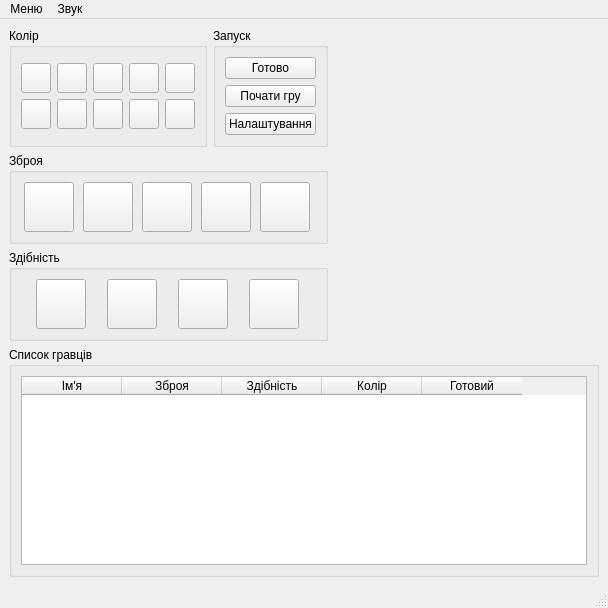
Before: the Qt Designer form client/ui/mainwindow.ui in movavok/SelectionOnline, drawn with Qt 5.
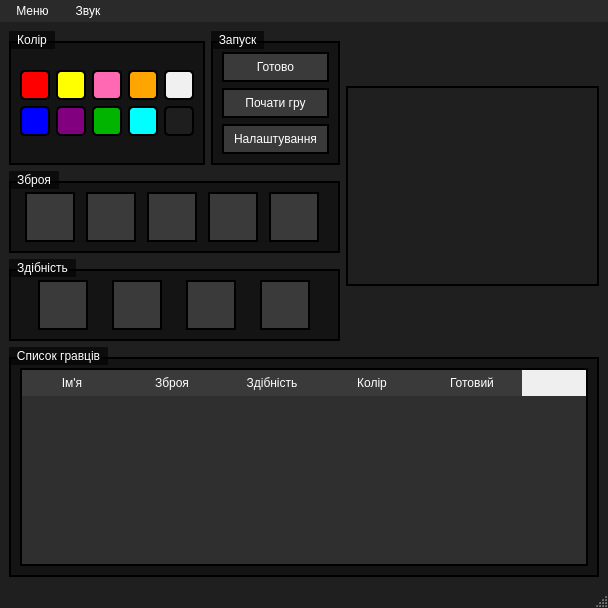
After: the same form once the commit is applied. The open tabs and pages were chosen to show the change. Icons and pictures are not drawn. Custom widgets are drawn as their Qt base class.

Commit message: Add styles for mainwindow widgets in .ui file

Diff of the .ui file:
```diff
--- a/client/ui/mainwindow.ui
+++ b/client/ui/mainwindow.ui
@@ -25,6 +25,368 @@
   <property name="windowTitle">
    <string>MainWindow</string>
   </property>
+  <property name="styleSheet">
+   <string notr="true">
+/* Pixel UI theme (Fixedsys-like) */
+
+/* Global */
+QMainWindow,
+QWidget#centralwidget {
+    background-color: #1f1f1f;
+    color: #ffffff;
+    font-family: Fixedsys, &quot;Lucida Console&quot;, &quot;Courier New&quot;, monospace;
+    font-size: 10pt;
+}
+
+/* Pages */
+#page_startScreen,
+#page_lobbyScreen,
+#page_settingsScreen {
+    background-color: #1f1f1f;
+}
+
+/* Tooltips */
+QToolTip {
+    background-color: rgba(0, 0, 0, 0.85);
+    color: #ffffff;
+    border: 2px solid #ffffff;
+    border-radius: 0;
+    padding: 4px 6px;
+    font-family: Fixedsys, &quot;Lucida Console&quot;, &quot;Courier New&quot;, monospace;
+    font-size: 10pt;
+}
+
+/* QMessageBox / dialogs */
+QMessageBox,
+QDialog {
+    background-color: #3e3e3e;
+    color: #f0f0f0;
+    border: 2px solid #dcdcdc;
+    border-radius: 0;
+    padding: 8px 10px;
+    font-family: Fixedsys, &quot;Lucida Console&quot;, &quot;Courier New&quot;, monospace;
+    font-size: 10pt;
+}
+
+QMessageBox QLabel#qt_msgbox_label {
+    color: #f0f0f0;
+    background: transparent;
+    margin: 6px 0 0 0;
+    qproperty-alignment: AlignCenter;
+}
+
+QMessageBox QLabel#qt_msgboxex_icon_label {
+    min-width: 0px;
+    max-width: 0px;
+    width: 0px;
+    margin: 0;
+    padding: 0;
+}
+
+QMessageBox QDialogButtonBox {
+    qproperty-centerButtons: true;
+    padding-top: 10px;
+}
+
+QMessageBox QPushButton,
+QDialog QPushButton {
+    background-color: #5a5a5a;
+    border: 2px solid #1e1e1e;
+    border-radius: 0;
+    padding: 6px 12px;
+    color: #ffffff;
+    font-family: Fixedsys, &quot;Lucida Console&quot;, &quot;Courier New&quot;, monospace;
+    font-size: 10pt;
+}
+QMessageBox QPushButton:hover,
+QDialog QPushButton:hover {
+    background-color: #6a6a6a;
+}
+QMessageBox QPushButton:pressed,
+QDialog QPushButton:pressed {
+    background-color: #4a4a4a;
+    border-left-color: #2a2a2a;
+    border-top-color: #2a2a2a;
+    border-right-color: #777777;
+    border-bottom-color: #777777;
+}
+
+/* Typography for main pages */
+#page_startScreen QLabel,
+#page_startScreen QPushButton,
+#page_startScreen QGroupBox,
+#page_startScreen QComboBox,
+#page_startScreen QSpinBox,
+#page_startScreen QAbstractSpinBox,
+#page_lobbyScreen QLabel,
+#page_lobbyScreen QPushButton,
+#page_lobbyScreen QGroupBox,
+#page_lobbyScreen QComboBox,
+#page_lobbyScreen QSpinBox,
+#page_lobbyScreen QAbstractSpinBox,
+#page_settingsScreen QLabel,
+#page_settingsScreen QPushButton,
+#page_settingsScreen QGroupBox,
+#page_settingsScreen QComboBox,
+#page_settingsScreen QSpinBox,
+#page_settingsScreen QAbstractSpinBox {
+    font-family: Fixedsys, &quot;Lucida Console&quot;, &quot;Courier New&quot;, monospace;
+    font-size: 10pt;
+    color: #ffffff;
+}
+
+/* GroupBox pixel border */
+QGroupBox {
+    border: 2px solid #000000;
+    border-radius: 0;
+    margin-top: 10px;
+    background-color: rgba(0,0,0,0.35);
+}
+QGroupBox::title {
+    subcontrol-origin: margin;
+    subcontrol-position: top left;
+    padding: 2px 6px;
+    background-color: rgba(0,0,0,0.6);
+    color: #ffffff;
+}
+
+/* Labels */
+QLabel {
+    background-color: transparent;
+}
+
+/* Buttons */
+QPushButton {
+    background-color: #3a3a3a;
+    border: 2px solid #000000;
+    border-radius: 0;
+    padding: 6px 10px;
+    color: #ffffff;
+}
+QPushButton:hover { background-color: #4a4a4a; }
+QPushButton:pressed {
+    background-color: #2a2a2a;
+    border-left-color: #111111;
+    border-top-color:  #111111;
+    border-right-color:#555555;
+    border-bottom-color:#555555;
+}
+QPushButton:disabled {
+    background-color: #1f1f1f;
+    border: 2px solid #444444;
+    color: #888888;
+}
+
+/* Inputs */
+QLineEdit,
+QComboBox,
+QSpinBox,
+QAbstractSpinBox {
+    background-color: #2f2f2f;
+    border: 2px solid #000000;
+    border-radius: 0;
+    padding: 2px 6px;
+    color: #ffffff;
+    font-family: Fixedsys, &quot;Lucida Console&quot;, &quot;Courier New&quot;, monospace;
+    font-size: 10pt;
+    selection-background-color: #5a5a5a;
+    selection-color: #ffffff;
+}
+QLineEdit:focus,
+QComboBox:focus,
+QSpinBox:focus,
+QAbstractSpinBox:focus {
+    border-color: #ffffff;
+}
+
+QComboBox::drop-down {
+    width: 18px;
+    border-left: 2px solid #000000;
+    background-color: #3a3a3a;
+}
+QComboBox::down-arrow { image: none; }
+
+QAbstractSpinBox {
+    padding-right: 14px; /* room for up/down */
+}
+QAbstractSpinBox QLineEdit {
+    background: transparent;
+    border: none;
+    padding: 0;
+    margin: 0;
+    color: #ffffff;
+    font-family: Fixedsys, &quot;Lucida Console&quot;, &quot;Courier New&quot;, monospace;
+    font-size: 10pt;
+    qproperty-alignment: AlignVCenter | AlignRight;
+}
+QAbstractSpinBox::up-button,
+QAbstractSpinBox::down-button {
+    width: 12px;
+    background-color: #3a3a3a;
+    border-left: 2px solid #000000;
+}
+QAbstractSpinBox::up-button {
+    subcontrol-origin: border;
+    subcontrol-position: top right;
+    height: 50%;
+    border-bottom: 1px solid #000000;
+}
+QAbstractSpinBox::down-button {
+    subcontrol-origin: border;
+    subcontrol-position: bottom right;
+    height: 50%;
+    border-top: 1px solid #000000;
+}
+QAbstractSpinBox::up-button:hover,
+QAbstractSpinBox::down-button:hover {
+    background-color: #4a4a4a;
+}
+QAbstractSpinBox::up-button:pressed,
+QAbstractSpinBox::down-button:pressed {
+    background-color: #2a2a2a;
+}
+QAbstractSpinBox::up-arrow,
+QAbstractSpinBox::down-arrow {
+    image: none;
+}
+
+/* Tables */
+QTableWidget,
+QTableView {
+    background-color: #2f2f2f;
+    border: 2px solid #000000;
+    border-radius: 0;
+    gridline-color: #000000;
+    selection-background-color: #5a5a5a;
+}
+QTableWidget::item,
+QTableView::item {
+    padding: 2px 6px;
+}
+QTableWidget::item:selected,
+QTableView::item:selected {
+    background-color: #5a5a5a;
+    color: #ffffff;
+}
+QTableCornerButton::section {
+    background-color: #3a3a3a;
+    border: 2px solid #000000;
+}
+QHeaderView::section {
+    background-color: #3a3a3a;
+    color: #ffffff;
+    border: 2px solid #000000;
+    padding: 4px 6px;
+}
+
+QScrollBar:vertical {
+    background: #2f2f2f;
+    width: 14px;
+    margin: 0;
+    border-left: 2px solid #000000;
+}
+QScrollBar::handle:vertical {
+    background: #3a3a3a;
+    border: 2px solid #000000;
+    min-height: 24px;
+}
+QScrollBar::add-line:vertical,
+QScrollBar::sub-line:vertical {
+    height: 0;
+}
+QScrollBar:horizontal {
+    background: #2f2f2f;
+    height: 14px;
+    margin: 0;
+    border-top: 2px solid #000000;
+}
+QScrollBar::handle:horizontal {
+    background: #3a3a3a;
+    border: 2px solid #000000;
+    min-width: 24px;
+}
+QScrollBar::add-line:horizontal,
+QScrollBar::sub-line:horizontal {
+    width: 0;
+}
+
+/* Menu */
+QMenuBar {
+    background-color: #2a2a2a;
+    color: #ffffff;
+}
+QMenuBar::item {
+    background: transparent;
+    padding: 4px 10px;
+}
+QMenuBar::item:selected {
+    background-color: #3a3a3a;
+}
+QMenu {
+    background-color: #3a3a3a;
+    color: #ffffff;
+    border: 2px solid #000000;
+}
+QMenu::item:selected {
+    background-color: #4a4a4a;
+}
+
+/* Player preview frame */
+QWidget#playerPreviewWidget {
+    background: transparent;
+    border: 2px solid #000000;
+    border-radius: 0;
+}
+
+/* Color swatches */
+QPushButton#b_red, QPushButton#b_blue, QPushButton#b_yellow, QPushButton#b_green,
+QPushButton#b_gray, QPushButton#b_white, QPushButton#b_black, QPushButton#b_purple,
+QPushButton#b_pink, QPushButton#b_orange {
+    padding: 0;
+    border-radius: 0;
+    border: 2px solid #000000;
+    color: transparent;
+}
+QPushButton#b_red { background-color: rgb(255, 0, 0); }
+QPushButton#b_blue { background-color: rgb(0, 0, 255); }
+QPushButton#b_yellow { background-color: rgb(255, 255, 0); }
+QPushButton#b_green { background-color: rgb(0, 255, 0); }
+QPushButton#b_gray { background-color: rgb(128, 128, 128); }
+QPushButton#b_white { background-color: rgb(255, 255, 255); }
+QPushButton#b_black { background-color: rgb(0, 0, 0); }
+QPushButton#b_purple { background-color: rgb(128, 0, 128); }
+QPushButton#b_pink { background-color: rgb(255, 105, 180); }
+QPushButton#b_orange { background-color: rgb(255, 165, 0); }
+
+QPushButton#b_red:hover, QPushButton#b_blue:hover, QPushButton#b_yellow:hover, QPushButton#b_green:hover,
+QPushButton#b_gray:hover, QPushButton#b_white:hover, QPushButton#b_black:hover, QPushButton#b_purple:hover,
+QPushButton#b_pink:hover, QPushButton#b_orange:hover {
+    border-color: #ffffff;
+}
+
+QPushButton#b_red:hover { background-color: rgb(255, 0, 0); }
+QPushButton#b_blue:hover { background-color: rgb(0, 0, 255); }
+QPushButton#b_yellow:hover { background-color: rgb(255, 255, 0); }
+QPushButton#b_green:hover { background-color: rgb(0, 255, 0); }
+QPushButton#b_gray:hover { background-color: rgb(128, 128, 128); }
+QPushButton#b_white:hover { background-color: rgb(255, 255, 255); }
+QPushButton#b_black:hover { background-color: rgb(0, 0, 0); }
+QPushButton#b_purple:hover { background-color: rgb(128, 0, 128); }
+QPushButton#b_pink:hover { background-color: rgb(255, 105, 180); }
+QPushButton#b_orange:hover { background-color: rgb(255, 165, 0); }
+
+QPushButton#b_red:pressed { background-color: rgb(255, 0, 0); border-left-color: #111111; border-top-color: #111111; border-right-color: #555555; border-bottom-color: #555555; }
+QPushButton#b_blue:pressed { background-color: rgb(0, 0, 255); border-left-color: #111111; border-top-color: #111111; border-right-color: #555555; border-bottom-color: #555555; }
+QPushButton#b_yellow:pressed { background-color: rgb(255, 255, 0); border-left-color: #111111; border-top-color: #111111; border-right-color: #555555; border-bottom-color: #555555; }
+QPushButton#b_green:pressed { background-color: rgb(0, 255, 0); border-left-color: #111111; border-top-color: #111111; border-right-color: #555555; border-bottom-color: #555555; }
+QPushButton#b_gray:pressed { background-color: rgb(128, 128, 128); border-left-color: #111111; border-top-color: #111111; border-right-color: #555555; border-bottom-color: #555555; }
+QPushButton#b_white:pressed { background-color: rgb(255, 255, 255); border-left-color: #111111; border-top-color: #111111; border-right-color: #555555; border-bottom-color: #555555; }
+QPushButton#b_black:pressed { background-color: rgb(0, 0, 0); border-left-color: #111111; border-top-color: #111111; border-right-color: #555555; border-bottom-color: #555555; }
+QPushButton#b_purple:pressed { background-color: rgb(128, 0, 128); border-left-color: #111111; border-top-color: #111111; border-right-color: #555555; border-bottom-color: #555555; }
+QPushButton#b_pink:pressed { background-color: rgb(255, 105, 180); border-left-color: #111111; border-top-color: #111111; border-right-color: #555555; border-bottom-color: #555555; }
+QPushButton#b_orange:pressed { background-color: rgb(255, 165, 0); border-left-color: #111111; border-top-color: #111111; border-right-color: #555555; border-bottom-color: #555555; }
+</string>
+  </property>
   <widget class="QWidget" name="centralwidget">
    <layout class="QVBoxLayout" name="verticalLayout_2">
     <property name="spacing">
@@ -278,6 +640,18 @@
                          <height>30</height>
                         </size>
                        </property>
+                       <property name="styleSheet">
+                        <string notr="true">QPushButton#b_red {
+    background-color: rgb(255, 0, 0);
+    border-radius: 5px;
+}
+QPushButton#b_red:hover {
+    background-color: rgb(255, 80, 80);
+}
+QPushButton#b_red:pressed {
+    background-color: rgb(180, 0, 0);
+}</string>
+                       </property>
                        <property name="text">
                         <string/>
                        </property>
@@ -297,6 +671,18 @@
                          <height>30</height>
                         </size>
                        </property>
+                       <property name="styleSheet">
+                        <string notr="true">QPushButton#b_yellow {
+    background-color: rgb(255, 255, 0);
+    border-radius: 5px;
+}
+QPushButton#b_yellow:hover {
+    background-color: rgb(255, 255, 120);
+}
+QPushButton#b_yellow:pressed {
+    background-color: rgb(200, 200, 0);
+}</string>
+                       </property>
                        <property name="text">
                         <string/>
                        </property>
@@ -316,6 +702,18 @@
                          <height>30</height>
                         </size>
                        </property>
+                       <property name="styleSheet">
+                        <string notr="true">QPushButton#b_pink {
+    background-color: rgb(255, 105, 180);
+    border-radius: 5px;
+}
+QPushButton#b_pink:hover {
+    background-color: rgb(255, 150, 205);
+}
+QPushButton#b_pink:pressed {
+    background-color: rgb(200, 80, 140);
+}</string>
+                       </property>
                        <property name="text">
                         <string/>
                        </property>
@@ -335,6 +733,18 @@
                          <height>30</height>
                         </size>
                        </property>
+                       <property name="styleSheet">
+                        <string notr="true">QPushButton#b_orange {
+    background-color: rgb(255, 165, 0);
+    border-radius: 5px;
+}
+QPushButton#b_orange:hover {
+    background-color: rgb(255, 190, 80);
+}
+QPushButton#b_orange:pressed {
+    background-color: rgb(200, 130, 0);
+}</string>
+                       </property>
                        <property name="text">
                         <string/>
                        </property>
@@ -354,6 +764,18 @@
                          <height>30</height>
                         </size>
                        </property>
+                       <property name="styleSheet">
+                        <string notr="true">QPushButton#b_white {
+    background-color: rgb(240, 240, 240);
+    border-radius: 5px;
+}
+QPushButton#b_white:hover {
+    background-color: rgb(255, 255, 255);
+}
+QPushButton#b_white:pressed {
+    background-color: rgb(200, 200, 200);
+}</string>
+                       </property>
                        <property name="text">
                         <string/>
                        </property>
@@ -373,6 +795,18 @@
                          <height>30</height>
                         </size>
                        </property>
+                       <property name="styleSheet">
+                        <string notr="true">QPushButton#b_blue {
+    background-color: rgb(0, 0, 255);
+    border-radius: 5px;
+}
+QPushButton#b_blue:hover {
+    background-color: rgb(80, 80, 255);
+}
+QPushButton#b_blue:pressed {
+    background-color: rgb(0, 0, 180);
+}</string>
+                       </property>
                        <property name="text">
                         <string/>
                        </property>
@@ -392,6 +826,18 @@
                          <height>30</height>
                         </size>
                        </property>
+                       <property name="styleSheet">
+                        <string notr="true">QPushButton#b_purple {
+    background-color: rgb(128, 0, 128);
+    border-radius: 5px;
+}
+QPushButton#b_purple:hover {
+    background-color: rgb(170, 80, 170);
+}
+QPushButton#b_purple:pressed {
+    background-color: rgb(90, 0, 90);
+}</string>
+                       </property>
                        <property name="text">
                         <string/>
                        </property>
@@ -411,6 +857,18 @@
                          <height>30</height>
                         </size>
                        </property>
+                       <property name="styleSheet">
+                        <string notr="true">QPushButton#b_cyan {
+    background-color: rgb(0, 255, 255);
+    border-radius: 5px;
+}
+QPushButton#b_cyan:hover {
+    background-color: rgb(120, 255, 255);
+}
+QPushButton#b_cyan:pressed {
+    background-color: rgb(0, 180, 180);
+}</string>
+                       </property>
                        <property name="text">
                         <string/>
                        </property>
@@ -430,6 +888,18 @@
                          <height>30</height>
                         </size>
                        </property>
+                       <property name="styleSheet">
+                        <string notr="true">QPushButton#b_black {
+    background-color: rgb(30, 30, 30);
+    border-radius: 5px;
+}
+QPushButton#b_black:hover {
+    background-color: rgb(70, 70, 70);
+}
+QPushButton#b_black:pressed {
+    background-color: rgb(0, 0, 0);
+}</string>
+                       </property>
                        <property name="text">
                         <string/>
                        </property>
@@ -449,6 +919,18 @@
                          <height>30</height>
                         </size>
                        </property>
+                       <property name="styleSheet">
+                        <string notr="true">QPushButton#b_green {
+    background-color: rgb(0, 180, 0);
+    border-radius: 5px;
+}
+QPushButton#b_green:hover {
+    background-color: rgb(80, 220, 80);
+}
+QPushButton#b_green:pressed {
+    background-color: rgb(0, 130, 0);
+}</string>
+                       </property>
                        <property name="text">
                         <string/>
                        </property>
@@ -529,6 +1011,13 @@
                        <height>50</height>
                       </size>
                      </property>
+                     <property name="styleSheet">
+                      <string notr="true">QPushButton#b_katana {
+    background-image: url(:/ui/icons/katana.png);
+    background-repeat: no-repeat;
+    background-position: center;
+}</string>
+                     </property>
                      <property name="text">
                       <string/>
                      </property>
@@ -781,8 +1270,64 @@
              <item>
               <widget class="QTableWidget" name="table_playersList">
                <property name="styleSheet">
-                <string notr="true">font: 8pt &quot;Segoe UI&quot;;
-</string>
+                <string notr="true">QTableWidget,
+QTableView {
+    background-color: #2f2f2f;
+    border: 2px solid #000000;
+    border-radius: 0;
+    gridline-color: #000000;
+    selection-background-color: #5a5a5a;
+}
+QTableWidget::item,
+QTableView::item {
+    padding: 2px 6px;
+}
+QTableWidget::item:selected,
+QTableView::item:selected {
+    background-color: #5a5a5a;
+    color: #ffffff;
+}
+QTableCornerButton::section {
+    background-color: #3a3a3a;
+    border: 2px solid #000000;
+}
+QHeaderView::section {
+    background-color: #3a3a3a;
+    color: #ffffff;
+    border: 0px solid #000000;
+    padding: 4px 6px;
+}
+
+QScrollBar:vertical {
+    background: #2f2f2f;
+    width: 14px;
+    margin: 0;
+    border-left: 2px solid #000000;
+}
+QScrollBar::handle:vertical {
+    background: #3a3a3a;
+    border: 2px solid #000000;
+    min-height: 24px;
+}
+QScrollBar::add-line:vertical,
+QScrollBar::sub-line:vertical {
+    height: 0;
+}
+QScrollBar:horizontal {
+    background: #2f2f2f;
+    height: 14px;
+    margin: 0;
+    border-top: 2px solid #000000;
+}
+QScrollBar::handle:horizontal {
+    background: #3a3a3a;
+    border: 2px solid #000000;
+    min-width: 24px;
+}
+QScrollBar::add-line:horizontal,
+QScrollBar::sub-line:horizontal {
+    width: 0;
+}</string>
                </property>
                <property name="sizeAdjustPolicy">
                 <enum>QAbstractScrollArea::SizeAdjustPolicy::AdjustIgnored</enum>
```
Left out of the diff: 4 changed lines with no effect on the pictures.
